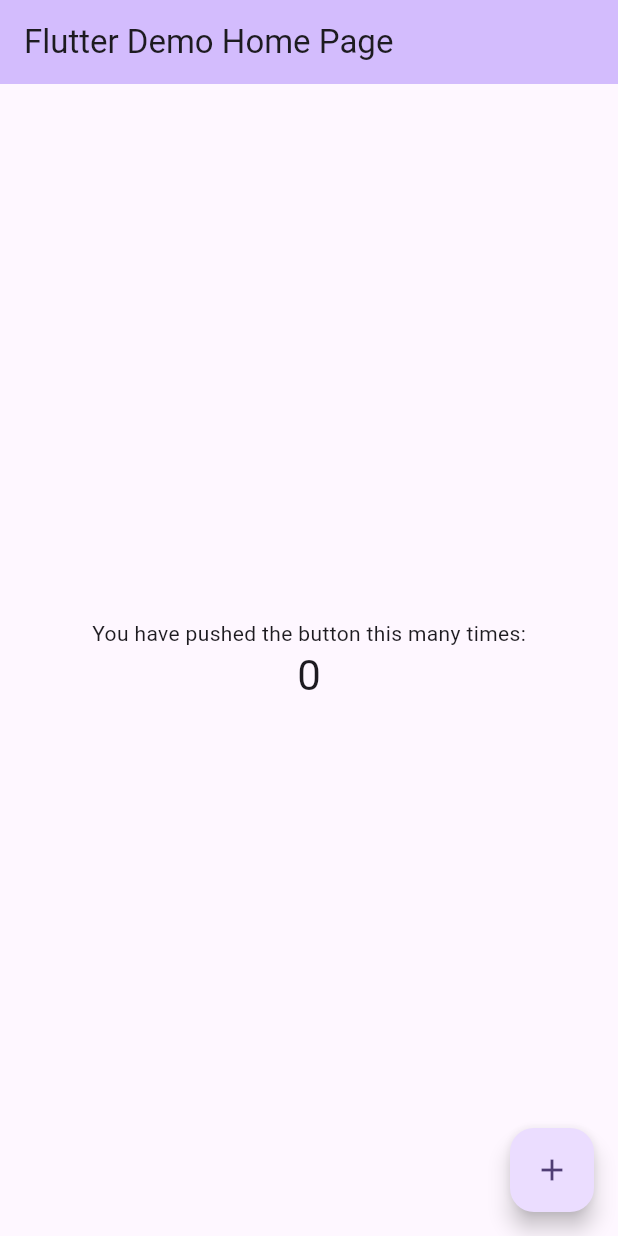
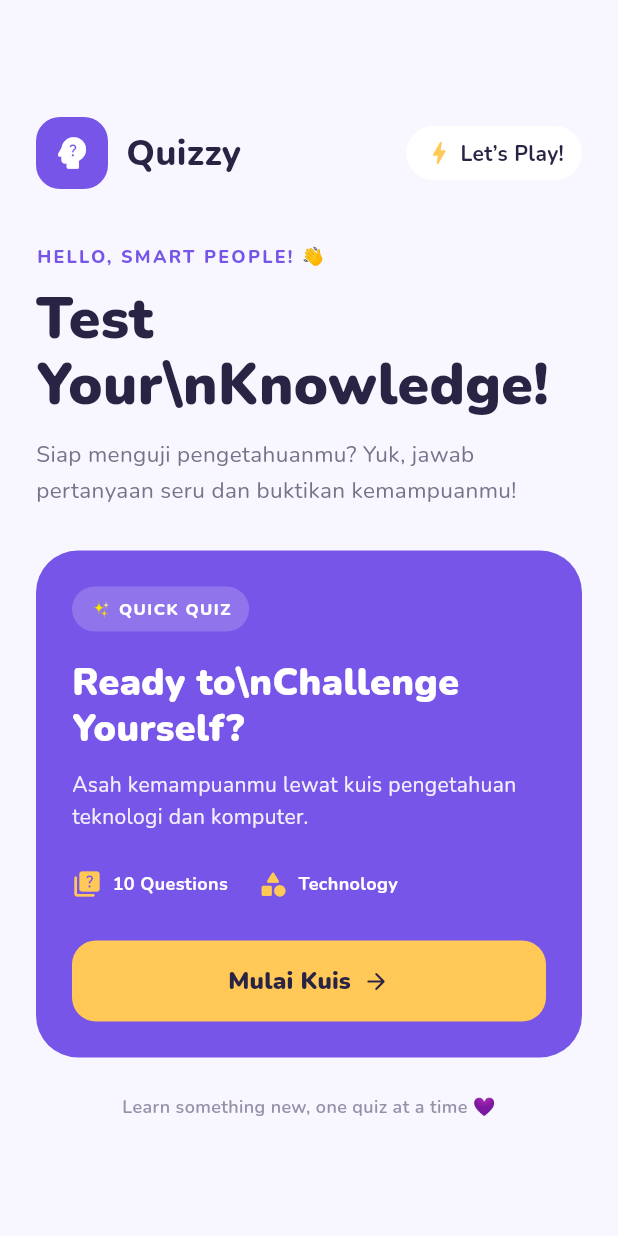
Before and after one commit to syifa25/quizzy, a Flutter app: the screen it shows after launch, on a phone screen of 412 x 824 dp. Run offline on Flutter 3.47's test engine with Material 3 defaults, Android fonts, the phone set to English and light mode, and no system bars.

Commit message:
Membuat halaman home quizzy

```diff
--- a/lib/main.dart
+++ b/lib/main.dart
@@ -1,122 +1,40 @@
 import 'package:flutter/material.dart';
+import 'screens/home_screen.dart';
 
 void main() {
-  runApp(const MyApp());
+  runApp(const QuizzyApp());
 }
 
-class MyApp extends StatelessWidget {
-  const MyApp({super.key});
+class QuizzyApp extends StatelessWidget {
+  const QuizzyApp({super.key});
 
-  // This widget is the root of your application.
   @override
   Widget build(BuildContext context) {
     return MaterialApp(
-      title: 'Flutter Demo',
+      title: 'Quizzy',
+      debugShowCheckedModeBanner: false,
+
       theme: ThemeData(
-        // This is the theme of your application.
-        //
-        // TRY THIS: Try running your application with "flutter run". You'll see
-        // the application has a purple toolbar. Then, without quitting the app,
-        // try changing the seedColor in the colorScheme below to Colors.green
-        // and then invoke "hot reload" (save your changes or press the "hot
-        // reload" button in a Flutter-supported IDE, or press "r" if you used
-        // the command line to start the app).
-        //
-        // Notice that the counter didn't reset back to zero; the application
-        // state is not lost during the reload. To reset the state, use hot
-        // restart instead.
-        //
-        // This works for code too, not just values: Most code changes can be
-        // tested with just a hot reload.
-        colorScheme: .fromSeed(seedColor: Colors.deepPurple),
+        useMaterial3: true,
+        fontFamily: 'Nunito',
+        scaffoldBackgroundColor: const Color(0xFFF8F7FF),
+
+        colorScheme: ColorScheme.fromSeed(
+          seedColor: const Color(0xFF7655E8),
+          primary: const Color(0xFF7655E8),
+          secondary: const Color(0xFFFFC857),
+          surface: Colors.white,
+        ),
+
+        appBarTheme: const AppBarTheme(
+          backgroundColor: Color(0xFFF8F7FF),
+          foregroundColor: Color(0xFF292344),
+          elevation: 0,
+          centerTitle: false,
+        ),
       ),
-      home: const MyHomePage(title: 'Flutter Demo Home Page'),
+
+      home: const HomeScreen(),
     );
   }
 }
-
-class MyHomePage extends StatefulWidget {
-  const MyHomePage({super.key, required this.title});
-
-  // This widget is the home page of your application. It is stateful, meaning
-  // that it has a State object (defined below) that contains fields that affect
-  // how it looks.
-
-  // This class is the configuration for the state. It holds the values (in this
-  // case the title) provided by the parent (in this case the App widget) and
-  // used by the build method of the State. Fields in a Widget subclass are
-  // always marked "final".
-
-  final String title;
-
-  @override
-  State<MyHomePage> createState() => _MyHomePageState();
-}
-
-class _MyHomePageState extends State<MyHomePage> {
-  int _counter = 0;
-
-  void _incrementCounter() {
-    setState(() {
-      // This call to setState tells the Flutter framework that something has
-      // changed in this State, which causes it to rerun the build method below
-      // so that the display can reflect the updated values. If we changed
-      // _counter without calling setState(), then the build method would not be
-      // called again, and so nothing would appear to happen.
-      _counter++;
-    });
-  }
-
-  @override
-  Widget build(BuildContext context) {
-    // This method is rerun every time setState is called, for instance as done
-    // by the _incrementCounter method above.
-    //
-    // The Flutter framework has been optimized to make rerunning build methods
-    // fast, so that you can just rebuild anything that needs updating rather
-    // than having to individually change instances of widgets.
-    return Scaffold(
-      appBar: AppBar(
-        // TRY THIS: Try changing the color here to a specific color (to
-        // Colors.amber, perhaps?) and trigger a hot reload to see the AppBar
-        // change color while the other colors stay the same.
-        backgroundColor: Theme.of(context).colorScheme.inversePrimary,
-        // Here we take the value from the MyHomePage object that was created by
-        // the App.build method, and use it to set our appbar title.
-        title: Text(widget.title),
-      ),
-      body: Center(
-        // Center is a layout widget. It takes a single child and positions it
-        // in the middle of the parent.
-        child: Column(
-          // Column is also a layout widget. It takes a list of children and
-          // arranges them vertically. By default, it sizes itself to fit its
-          // children horizontally, and tries to be as tall as its parent.
-          //
-          // Column has various properties to control how it sizes itself and
-          // how it positions its children. Here we use mainAxisAlignment to
-          // center the children vertically; the main axis here is the vertical
-          // axis because Columns are vertical (the cross axis would be
-          // horizontal).
-          //
-          // TRY THIS: Invoke "debug painting" (choose the "Toggle Debug Paint"
-          // action in the IDE, or press "p" in the console), to see the
-          // wireframe for each widget.
-          mainAxisAlignment: .center,
-          children: [
-            const Text('You have pushed the button this many times:'),
-            Text(
-              '$_counter',
-              style: Theme.of(context).textTheme.headlineMedium,
-            ),
-          ],
-        ),
-      ),
-      floatingActionButton: FloatingActionButton(
-        onPressed: _incrementCounter,
-        tooltip: 'Increment',
-        child: const Icon(Icons.add),
-      ),
-    );
-  }
-}
--- /dev/null
+++ b/lib/screens/home_screen.dart
@@ -0,0 +1,292 @@
+import 'package:flutter/material.dart';
+
+class HomeScreen extends StatelessWidget {
+  const HomeScreen({super.key});
+
+  static const Color primaryColor = Color(0xFF7655E8);
+  static const Color darkColor = Color(0xFF292344);
+  static const Color backgroundColor = Color(0xFFF8F7FF);
+  static const Color yellowColor = Color(0xFFFFC857);
+
+  @override
+  Widget build(BuildContext context) {
+    return Scaffold(
+      backgroundColor: backgroundColor,
+      body: SafeArea(
+        child: Center(
+          child: ConstrainedBox(
+            constraints: const BoxConstraints(maxWidth: 600),
+            child: SingleChildScrollView(
+              padding: const EdgeInsets.all(24),
+              child: Column(
+                crossAxisAlignment: CrossAxisAlignment.start,
+                children: [
+                  // Header
+                  Row(
+                    children: [
+                      Container(
+                        width: 48,
+                        height: 48,
+                        decoration: BoxDecoration(
+                          color: primaryColor,
+                          borderRadius: BorderRadius.circular(16),
+                        ),
+                        child: const Icon(
+                          Icons.psychology_alt_rounded,
+                          color: Colors.white,
+                          size: 28,
+                        ),
+                      ),
+                      const SizedBox(width: 12),
+                      const Text(
+                        'Quizzy',
+                        style: TextStyle(
+                          fontSize: 24,
+                          fontWeight: FontWeight.w800,
+                          color: darkColor,
+                        ),
+                      ),
+                      const Spacer(),
+                      Container(
+                        padding: const EdgeInsets.symmetric(
+                          horizontal: 12,
+                          vertical: 8,
+                        ),
+                        decoration: BoxDecoration(
+                          color: Colors.white,
+                          borderRadius: BorderRadius.circular(20),
+                        ),
+                        child: const Row(
+                          children: [
+                            Icon(
+                              Icons.bolt_rounded,
+                              color: yellowColor,
+                              size: 20,
+                            ),
+                            SizedBox(width: 4),
+                            Text(
+                              'Let’s Play!',
+                              style: TextStyle(
+                                fontWeight: FontWeight.w700,
+                                color: darkColor,
+                              ),
+                            ),
+                          ],
+                        ),
+                      ),
+                    ],
+                  ),
+
+                  const SizedBox(height: 36),
+
+                  // Greeting
+                  const Text(
+                    'HELLO, SMART PEOPLE! 👋',
+                    style: TextStyle(
+                      fontSize: 12,
+                      letterSpacing: 1.5,
+                      fontWeight: FontWeight.w800,
+                      color: primaryColor,
+                    ),
+                  ),
+
+                  const SizedBox(height: 12),
+
+                  const Text(
+                    'Test Your\\nKnowledge!',
+                    style: TextStyle(
+                      fontSize: 38,
+                      height: 1.15,
+                      fontWeight: FontWeight.w900,
+                      color: darkColor,
+                    ),
+                  ),
+
+                  const SizedBox(height: 12),
+
+                  const Text(
+                    'Siap menguji pengetahuanmu? Yuk, jawab '
+                    'pertanyaan seru dan buktikan kemampuanmu!',
+                    style: TextStyle(
+                      fontSize: 15,
+                      height: 1.6,
+                      color: Color(0xFF77738A),
+                    ),
+                  ),
+
+                  const SizedBox(height: 28),
+
+                  // Main card
+                  Container(
+                    width: double.infinity,
+                    padding: const EdgeInsets.all(24),
+                    decoration: BoxDecoration(
+                      color: primaryColor,
+                      borderRadius: BorderRadius.circular(28),
+                    ),
+                    child: Column(
+                      crossAxisAlignment: CrossAxisAlignment.start,
+                      children: [
+                        Container(
+                          padding: const EdgeInsets.symmetric(
+                            horizontal: 12,
+                            vertical: 7,
+                          ),
+                          decoration: BoxDecoration(
+                            color: Colors.white.withValues(alpha: 0.18),
+                            borderRadius: BorderRadius.circular(20),
+                          ),
+                          child: const Text(
+                            '✨ QUICK QUIZ',
+                            style: TextStyle(
+                              color: Colors.white,
+                              fontSize: 11,
+                              fontWeight: FontWeight.w800,
+                              letterSpacing: 1,
+                            ),
+                          ),
+                        ),
+
+                        const SizedBox(height: 18),
+
+                        const Text(
+                          'Ready to\\nChallenge Yourself?',
+                          style: TextStyle(
+                            fontSize: 25,
+                            height: 1.25,
+                            fontWeight: FontWeight.w900,
+                            color: Colors.white,
+                          ),
+                        ),
+
+                        const SizedBox(height: 12),
+
+                        Text(
+                          'Asah kemampuanmu lewat kuis '
+                          'pengetahuan teknologi dan komputer.',
+                          style: TextStyle(
+                            fontSize: 14,
+                            height: 1.5,
+                            color: Colors.white.withValues(alpha: 0.9),
+                          ),
+                        ),
+
+                        const SizedBox(height: 24),
+
+                        Row(
+                          children: [
+                            _InfoItem(
+                              icon: Icons.quiz_rounded,
+                              title: '10 Questions',
+                            ),
+                            const SizedBox(width: 20),
+                            _InfoItem(
+                              icon: Icons.category_rounded,
+                              title: 'Technology',
+                            ),
+                          ],
+                        ),
+
+                        const SizedBox(height: 28),
+
+                        SizedBox(
+                          width: double.infinity,
+                          height: 54,
+                          child: ElevatedButton(
+                            onPressed: () {
+                              ScaffoldMessenger.of(context).showSnackBar(
+                                const SnackBar(
+                                  content: Text(
+                                    'Halaman kuis akan kita buat berikutnya!',
+                                  ),
+                                ),
+                              );
+                            },
+                            style: ElevatedButton.styleFrom(
+                              backgroundColor: yellowColor,
+                              foregroundColor: darkColor,
+                              elevation: 0,
+                              shape: RoundedRectangleBorder(
+                                borderRadius: BorderRadius.circular(16),
+                              ),
+                            ),
+                            child: const Row(
+                              mainAxisAlignment: MainAxisAlignment.center,
+                              children: [
+                                Text(
+                                  'Mulai Kuis',
+                                  style: TextStyle(
+                                    fontSize: 16,
+                                    fontWeight: FontWeight.w900,
+                                  ),
+                                ),
+                                SizedBox(width: 8),
+                                Icon(Icons.arrow_forward_rounded),
+                              ],
+                            ),
+                          ),
+                        ),
+                      ],
+                    ),
+                  ),
+
+                  const SizedBox(height: 24),
+
+                  // Footer
+                  const Center(
+                    child: Text(
+                      'Learn something new, one quiz at a time 💜',
+                      textAlign: TextAlign.center,
+                      style: TextStyle(
+                        fontSize: 12,
+                        color: Color(0xFF9691A9),
+                        fontWeight: FontWeight.w600,
+                      ),
+                    ),
+                  ),
+                ],
+              ),
+            ),
+          ),
+        ),
+      ),
+    );
+  }
+}
+
+class _InfoItem extends StatelessWidget {
+  final IconData icon;
+  final String title;
+
+  const _InfoItem({
+    required this.icon,
+    required this.title,
+  });
+
+  @override
+  Widget build(BuildContext context) {
+    return Flexible(
+      child: Row(
+        mainAxisSize: MainAxisSize.min,
+        children: [
+          Icon(
+            icon,
+            color: const Color(0xFFFFC857),
+            size: 20,
+          ),
+          const SizedBox(width: 7),
+          Flexible(
+            child: Text(
+              title,
+              style: const TextStyle(
+                color: Colors.white,
+                fontSize: 12,
+                fontWeight: FontWeight.w700,
+              ),
+            ),
+          ),
+        ],
+      ),
+    );
+  }
+}
--- a/pubspec.yaml
+++ b/pubspec.yaml
@@ -56,6 +56,10 @@ flutter:
   # included with your application, so that you can use the icons in
   # the material Icons class.
   uses-material-design: true
+  fonts:
+    - family: Nunito
+      fonts:
+        - asset: assets/fonts/Nunito-VariableFont_wght.ttf
 
   # To add assets to your application, add an assets section, like this:
   # assets:
```
Also changed, not shown: assets/fonts/Nunito-Italic-VariableFont_wght.ttf (added), assets/fonts/Nunito-VariableFont_wght.ttf (added).
